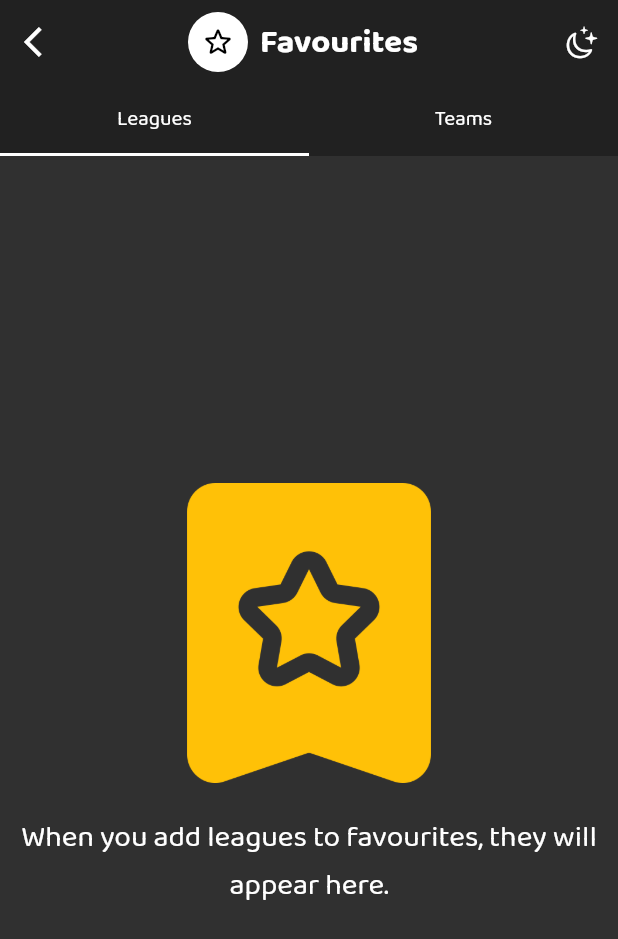
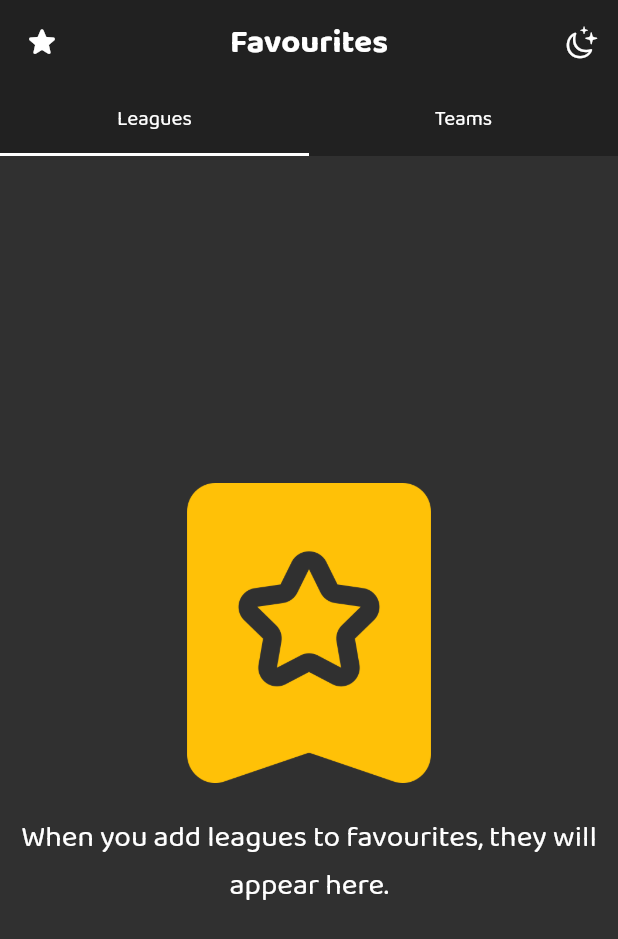
Before and after one commit to nowakmikolaj/football_app, a Flutter app: the FavouritesScreen screen opened directly, on a phone screen of 412 x 824 dp. Shown: the top 939 px of the screen. Run offline on Flutter 3.47's test engine with Material 2 defaults, Android fonts, the phone set to English and light mode, and no system bars; our stand-ins replace cloud_firestore, email_validator, firebase_auth, firebase_core, flutter_svg, grouped_list; accounts and stored records are empty.

```diff
--- /dev/null
+++ b/lib/models/abstract/searchable_tile_element.dart
@@ -0,0 +1,12 @@
+import 'package:football_app/models/abstract/tile_element.dart';
+import 'package:football_app/models/abstract/tile_fav_element.dart';
+
+abstract class Searchable {
+  late String name;
+}
+
+abstract class SearchableTileElement extends TileElement implements Searchable {
+}
+
+abstract class SearchableFavTileElement extends TileFavElement
+    implements SearchableTileElement {}
--- a/lib/models/country.dart
+++ b/lib/models/country.dart
@@ -1,13 +1,17 @@
 import 'package:flutter/material.dart';
 import 'package:flutter_svg/flutter_svg.dart';
+import 'package:football_app/models/abstract/searchable_tile_element.dart';
 import 'package:football_app/models/abstract/tile_element.dart';
 import 'package:football_app/screens/leagues_screen.dart';
 import 'package:football_app/utils/app_size.dart';
 
-class Country extends TileElement implements Comparable<Country> {
-  String name;
+class Country extends SearchableTileElement
+    implements Comparable<Country> {
   String? code;
   String flag;
+
+  @override
+  String name;
 
   Country(
     this.name,
@@ -92,6 +96,6 @@ class Country extends TileElement implements Comparable<Country> {
 
   @override
   Widget nextScreen() {
-    return LeaguesScreen(country: this);
+    return LeaguesScreen(countryName: name);
   }
 }
--- a/lib/models/league.dart
+++ b/lib/models/league.dart
@@ -1,17 +1,19 @@
 import 'package:flutter/material.dart';
 import 'package:football_app/api/firestore_service.dart';
-import 'package:football_app/models/abstract/tile_fav_element.dart';
+import 'package:football_app/models/abstract/searchable_tile_element.dart';
 import 'package:football_app/models/country.dart';
 import 'package:football_app/screens/league_details_screen.dart';
 
-class League extends TileFavElement implements Comparable<League> {
+class League extends SearchableFavTileElement implements Comparable<League> {
   int leagueId;
-  String name;
   String? type;
   String logo;
   Country? country;
   int? season;
   String? round;
+
+  @override
+  String name;
 
   League(
     this.leagueId,
--- a/lib/screens/countries_screen.dart
+++ b/lib/screens/countries_screen.dart
@@ -1,6 +1,7 @@
 import 'package:flutter/material.dart';
 import 'package:football_app/datasources/country_data_source.dart';
 import 'package:football_app/models/country.dart';
+import 'package:football_app/utils/actions.dart';
 import 'package:football_app/widgets/center_indicator.dart';
 import 'package:football_app/widgets/custom_appbar.dart';
 import 'package:football_app/widgets/lists/country_list.dart';
@@ -30,10 +31,13 @@ class _CountriesScreenState extends State<CountriesScreen> {
   @override
   Widget build(BuildContext context) {
     return Scaffold(
-      appBar: const CustomAppBar(
+      appBar: CustomAppBar(
         data: 'Countries',
         icon: Icons.map_outlined,
         backOnTap: false,
+        actions: [
+          getActionSearchByName(context),
+        ],
       ),
       body: FutureBuilder(
           future: _countries,
--- a/lib/screens/favourites_screen.dart
+++ b/lib/screens/favourites_screen.dart
@@ -46,18 +46,11 @@ class _FavouritesScreenState extends State<FavouritesScreen> {
           ),
           elevation: 0.0,
           centerTitle: true,
-          leading: GestureDetector(
-            onTap: () => Navigator.pop(context),
-            child: const Icon(Icons.arrow_back_ios),
-          ),
+          leading: const Icon(Icons.star_rounded),
           title: Row(
             mainAxisAlignment: MainAxisAlignment.spaceBetween,
             mainAxisSize: MainAxisSize.min,
             children: [
-              const CircleAvatar(
-                backgroundColor: Colors.white,
-                child: Icon(Icons.star_border_rounded),
-              ),
               Container(
                 padding: const EdgeInsets.all(8.0),
                 child: const Text(
--- a/lib/screens/home_screen.dart
+++ b/lib/screens/home_screen.dart
@@ -11,7 +11,7 @@ class HomeScreen extends StatefulWidget {
 }
 
 class _HomeScreenState extends State<HomeScreen> {
-  int selectedIndex = 1;
+  int selectedIndex = 0;
 
   void onItemSelected(int index) {
     setState(() {
--- a/lib/screens/league_details_screen.dart
+++ b/lib/screens/league_details_screen.dart
@@ -82,13 +82,16 @@ class _LeagueDetailsScreenState extends State<LeagueDetailsScreen> {
                   image: NetworkImage(widget.league.logo),
                 ),
               ),
-              Container(
+              Flexible(
+                child: Container(
                   padding: const EdgeInsets.all(8.0),
                   child: Text(
                     widget.league.name,
                     style: const TextStyle(
+                      overflow: TextOverflow.fade,
                       fontWeight: FontWeight.w700,
                       fontSize: 22,
+                    ),
                   ),
                 ),
               ),
--- a/lib/utils/assets.dart
+++ b/lib/utils/assets.dart
@@ -10,4 +10,5 @@ class Assets {
   static const leaguesNotFound = "$images/leaguesNotFound.png";
   static const noFavourites = "$images/noFavourites.png";
   static const noBets = "$images/noBets.png";
+  static const search = "$images/search.png";
 }
--- a/lib/utils/resources.dart
+++ b/lib/utils/resources.dart
@@ -47,4 +47,9 @@ class Resources {
   static const profileSceenTitle = "My account";
   static const betsHistory = "History of your bets";
   static const betsNotFound = "Bets not found";
+
+  static const searchFieldLabel = "Search for countries and leagues";
+  static const searchStart = "Start typing";
+  static const searchResultEmpty = "Nothing found";
+  static const searchError = "Something went wrong.\nContact the administrator";
 }
--- a/lib/widgets/lists/empty_list.dart
+++ b/lib/widgets/lists/empty_list.dart
@@ -13,7 +13,8 @@ class EmptyList extends StatelessWidget {
 
   @override
   Widget build(BuildContext context) {
-    return Column(
+    return Center(
+      child: Column(
         mainAxisAlignment: MainAxisAlignment.center,
         children: [
           Image(
@@ -30,6 +31,7 @@ class EmptyList extends StatelessWidget {
             textAlign: TextAlign.center,
           )
         ],
+      ),
     );
   }
 }
--- a/pubspec.yaml
+++ b/pubspec.yaml
@@ -82,6 +82,7 @@ flutter:
     - assets/images/supporter.png
     - assets/images/noFavourites.png
     - assets/images/noBets.png
+    - assets/images/search.png
 
   # An image asset can refer to one or more resolution-specific "variants", see
   # https://flutter.dev/assets-and-images/#resolution-aware
```
Also changed, not shown: lib/api/firestore_service.dart (+20 -0 lines), lib/screens/leagues_screen.dart (+4 -4 lines), lib/utils/actions.dart (+17 -0 lines), lib/utils/search_delegate.dart (added, +105 -0 lines), assets/images/search.png (added), lib/models/abstract/tile_element.dart (line endings or trailing spaces). Lines whose indentation alone changed are shown as unchanged.
